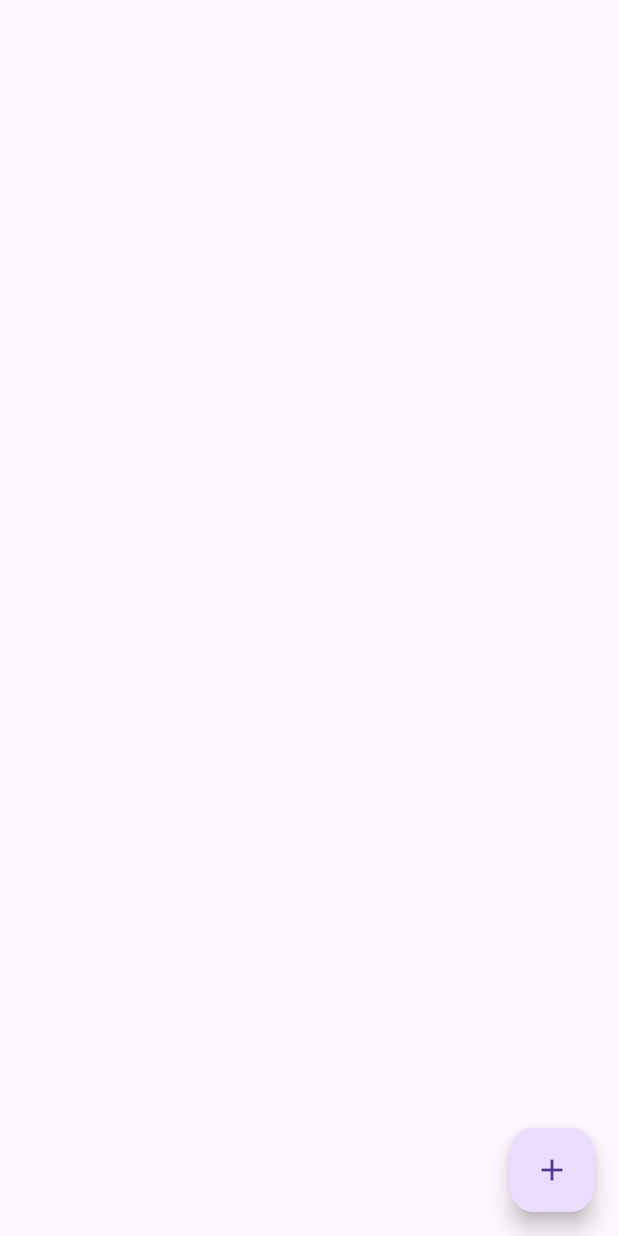
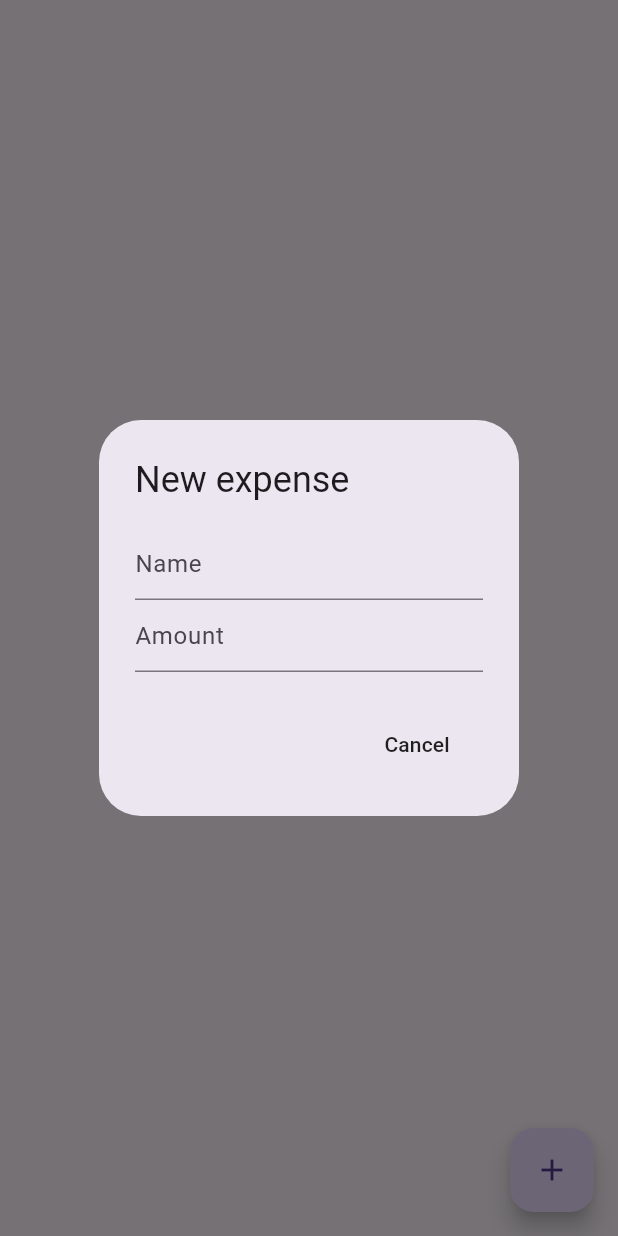
Before and after one commit to erickshayo/expense_tracker, a Flutter app: the screen it shows after launch, after a tap on the "add" icon, on a phone screen of 412 x 824 dp. Run offline on Flutter 3.47's test engine with Material 3 defaults, Android fonts, the phone set to English and light mode, and no system bars; our stand-ins replace isar; accounts and stored records are empty; generated files the repository leaves out were written again.

Commit message:
first commit

```diff
--- a/lib/pages/homepage.dart
+++ b/lib/pages/homepage.dart
@@ -1,15 +1,59 @@
 import 'package:flutter/material.dart';
 
-class HomePage extends StatelessWidget {
+class HomePage extends StatefulWidget {
   const HomePage({super.key});
+
+  @override
+  State<HomePage> createState() => _HomePageState();
+}
+
+TextEditingController nameController = TextEditingController();
+TextEditingController amountController = TextEditingController();
+
+class _HomePageState extends State<HomePage> {
+  void openNewExpenseBox() {
+    showDialog(
+      context: context,
+      builder: (context) => AlertDialog(
+        title: Text("New expense"),
+        content: Column(
+          mainAxisSize: MainAxisSize.min,
+          children: [
+            TextField(
+              controller: nameController,
+              decoration: InputDecoration(hintText: "Name"),
+            ),
+            TextField(
+              controller: amountController,
+              decoration: InputDecoration(hintText: "Amount"),
+            )
+          ],
+        ),
+        actions: [
+          _cancelButton()
+        ],
+      ),
+    );
+  }
 
   @override
   Widget build(BuildContext context) {
     return Scaffold(
       floatingActionButton: FloatingActionButton(
-        onPressed: () {},
+        onPressed: openNewExpenseBox,
         child: Icon(Icons.add),
       ),
     );
   }
 }
+
+Widget _cancelButton() {
+  return MaterialButton(
+    onPressed: () {
+
+
+
+    },
+    child: Text("Cancel"),
+  );
+}
```
